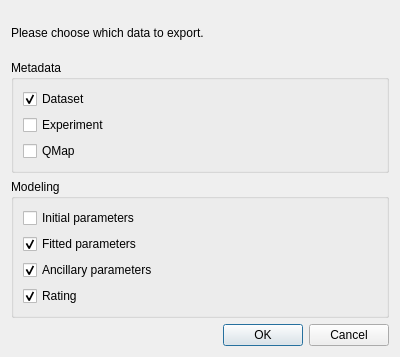
This is pyjibe/fd/dlg_export_vals.ui in AFM-analysis/PyJibe as Qt 5 draws it before an edit. The edited form follows.
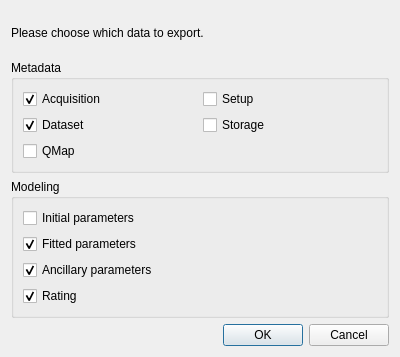
This is the edited form.

Diff of the .ui file:
```diff
--- a/pyjibe/fd/dlg_export_vals.ui
+++ b/pyjibe/fd/dlg_export_vals.ui
@@ -26,31 +26,8 @@
      <property name="title">
       <string>Metadata</string>
      </property>
-     <layout class="QVBoxLayout" name="verticalLayout_3">
-      <item>
-       <widget class="QCheckBox" name="checkBox_dataset">
-        <property name="toolTip">
-         <string>Path, identifier, etc.</string>
-        </property>
-        <property name="text">
-         <string>Dataset</string>
-        </property>
-        <property name="checked">
-         <bool>true</bool>
-        </property>
-       </widget>
-      </item>
-      <item>
-       <widget class="QCheckBox" name="checkBox_experiment">
-        <property name="toolTip">
-         <string>Duration, spring constant, etc.</string>
-        </property>
-        <property name="text">
-         <string>Experiment</string>
-        </property>
-       </widget>
-      </item>
-      <item>
+     <layout class="QGridLayout" name="gridLayout">
+      <item row="2" column="0">
        <widget class="QCheckBox" name="checkBox_qmap">
         <property name="toolTip">
          <string>Grid position, shape, etc. (if applicable)</string>
@@ -60,6 +37,52 @@
         </property>
        </widget>
       </item>
+      <item row="0" column="0">
+       <widget class="QCheckBox" name="checkBox_acquisition">
+        <property name="toolTip">
+         <string>AFM acquisition settings</string>
+        </property>
+        <property name="text">
+         <string>Acquisition</string>
+        </property>
+        <property name="checked">
+         <bool>true</bool>
+        </property>
+       </widget>
+      </item>
+      <item row="1" column="0">
+       <widget class="QCheckBox" name="checkBox_dataset">
+        <property name="toolTip">
+         <string>Dataset parameters</string>
+        </property>
+        <property name="text">
+         <string>Dataset</string>
+        </property>
+        <property name="checked">
+         <bool>true</bool>
+        </property>
+       </widget>
+      </item>
+      <item row="0" column="1">
+       <widget class="QCheckBox" name="checkBox_setup">
+        <property name="toolTip">
+         <string>AFM setup</string>
+        </property>
+        <property name="text">
+         <string>Setup</string>
+        </property>
+       </widget>
+      </item>
+      <item row="1" column="1">
+       <widget class="QCheckBox" name="checkBox_storage">
+        <property name="toolTip">
+         <string>File names, dates, ...</string>
+        </property>
+        <property name="text">
+         <string>Storage</string>
+        </property>
+       </widget>
+      </item>
      </layout>
     </widget>
    </item>
```
